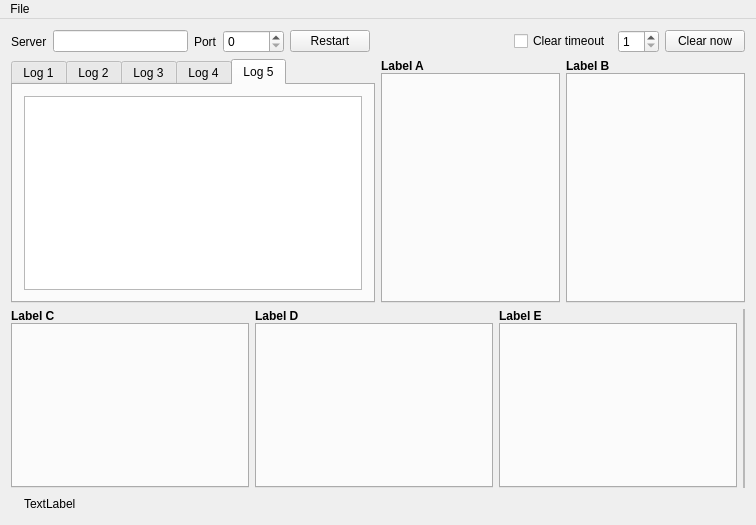
This is console/MainWindow.ui in koas/maurina as Qt 5 draws it before an edit. The edited form follows.
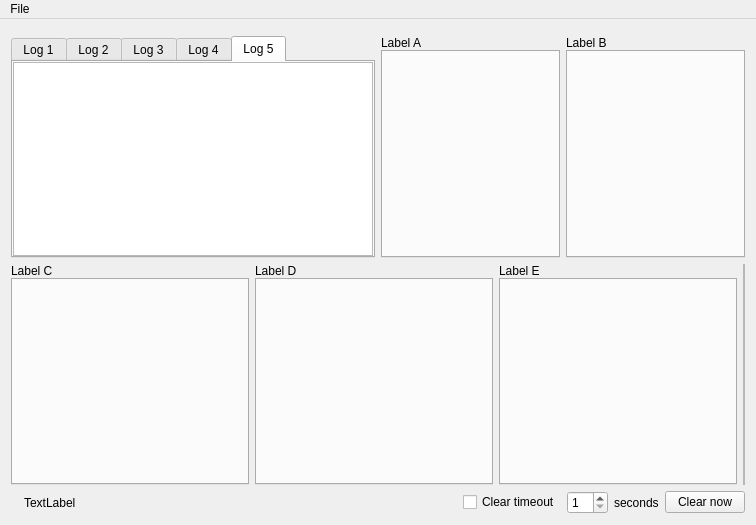
This is the edited form. The open tabs and pages were chosen to show the change. Icons and pictures are not drawn.

```diff
--- a/console/MainWindow.ui
+++ b/console/MainWindow.ui
@@ -46,88 +46,6 @@
        <property name="bottomMargin">
         <number>0</number>
        </property>
-       <item>
-        <layout class="QHBoxLayout" name="horizontalLayout" stretch="0,0,0,0,0,0,0,0,0">
-         <item>
-          <widget class="QLabel" name="label">
-           <property name="text">
-            <string>Server</string>
-           </property>
-          </widget>
-         </item>
-         <item>
-          <widget class="QLineEdit" name="uiServerIp">
-           <property name="maximumSize">
-            <size>
-             <width>135</width>
-             <height>16777215</height>
-            </size>
-           </property>
-          </widget>
-         </item>
-         <item>
-          <widget class="QLabel" name="label_2">
-           <property name="text">
-            <string>Port</string>
-           </property>
-          </widget>
-         </item>
-         <item>
-          <widget class="QSpinBox" name="uiServerPort">
-           <property name="minimumSize">
-            <size>
-             <width>0</width>
-             <height>0</height>
-            </size>
-           </property>
-           <property name="maximum">
-            <number>65535</number>
-           </property>
-          </widget>
-         </item>
-         <item>
-          <widget class="QPushButton" name="uiRestart">
-           <property name="text">
-            <string>Restart</string>
-           </property>
-          </widget>
-         </item>
-         <item>
-          <spacer name="horizontalSpacer">
-           <property name="orientation">
-            <enum>Qt::Horizontal</enum>
-           </property>
-           <property name="sizeHint" stdset="0">
-            <size>
-             <width>40</width>
-             <height>20</height>
-            </size>
-           </property>
-          </spacer>
-         </item>
-         <item>
-          <widget class="QCheckBox" name="uiTimeoutEnabled">
-           <property name="text">
-            <string>Clear timeout</string>
-           </property>
-          </widget>
-         </item>
-         <item>
-          <widget class="QSpinBox" name="uiTimeoutValue">
-           <property name="minimum">
-            <number>1</number>
-           </property>
-          </widget>
-         </item>
-         <item>
-          <widget class="QPushButton" name="uiClearNow">
-           <property name="text">
-            <string>Clear now</string>
-           </property>
-          </widget>
-         </item>
-        </layout>
-       </item>
       </layout>
      </widget>
     </item>
@@ -140,6 +58,9 @@
           <pointsize>9</pointsize>
          </font>
         </property>
+        <property name="autoFillBackground">
+         <bool>false</bool>
+        </property>
         <property name="tabPosition">
          <enum>QTabWidget::North</enum>
         </property>
@@ -160,8 +81,27 @@
           <string>Log 1</string>
          </attribute>
          <layout class="QVBoxLayout" name="verticalLayout_2">
+          <property name="leftMargin">
+           <number>0</number>
+          </property>
+          <property name="topMargin">
+           <number>0</number>
+          </property>
+          <property name="rightMargin">
+           <number>0</number>
+          </property>
+          <property name="bottomMargin">
+           <number>0</number>
+          </property>
           <item>
-           <widget class="QTextEdit" name="uiLog1"/>
+           <widget class="QTextEdit" name="uiLog1">
+            <property name="readOnly">
+             <bool>true</bool>
+            </property>
+            <property name="acceptRichText">
+             <bool>true</bool>
+            </property>
+           </widget>
           </item>
          </layout>
         </widget>
@@ -170,8 +110,24 @@
           <string>Log 2</string>
          </attribute>
          <layout class="QVBoxLayout" name="verticalLayout_3">
+          <property name="leftMargin">
+           <number>0</number>
+          </property>
+          <property name="topMargin">
+           <number>0</number>
+          </property>
+          <property name="rightMargin">
+           <number>0</number>
+          </property>
+          <property name="bottomMargin">
+           <number>0</number>
+          </property>
           <item>
-           <widget class="QTextEdit" name="uiLog2"/>
+           <widget class="QTextEdit" name="uiLog2">
+            <property name="readOnly">
+             <bool>true</bool>
+            </property>
+           </widget>
           </item>
          </layout>
         </widget>
@@ -180,8 +136,24 @@
           <string>Log 3</string>
          </attribute>
          <layout class="QVBoxLayout" name="verticalLayout_4">
+          <property name="leftMargin">
+           <number>0</number>
+          </property>
+          <property name="topMargin">
+           <number>0</number>
+          </property>
+          <property name="rightMargin">
+           <number>0</number>
+          </property>
+          <property name="bottomMargin">
+           <number>0</number>
+          </property>
           <item>
-           <widget class="QTextEdit" name="uiLog3"/>
+           <widget class="QTextEdit" name="uiLog3">
+            <property name="readOnly">
+             <bool>true</bool>
+            </property>
+           </widget>
           </item>
          </layout>
         </widget>
@@ -190,8 +162,24 @@
           <string>Log 4</string>
          </attribute>
          <layout class="QVBoxLayout" name="verticalLayout_5">
+          <property name="leftMargin">
+           <number>0</number>
+          </property>
+          <property name="topMargin">
+           <number>0</number>
+          </property>
+          <property name="rightMargin">
+           <number>0</number>
+          </property>
+          <property name="bottomMargin">
+           <number>0</number>
+          </property>
           <item>
-           <widget class="QTextEdit" name="uiLog4"/>
+           <widget class="QTextEdit" name="uiLog4">
+            <property name="readOnly">
+             <bool>true</bool>
+            </property>
+           </widget>
           </item>
          </layout>
         </widget>
@@ -200,8 +188,30 @@
           <string>Log 5</string>
          </attribute>
          <layout class="QVBoxLayout" name="verticalLayout_6">
+          <property name="leftMargin">
+           <number>0</number>
+          </property>
+          <property name="topMargin">
+           <number>0</number>
+          </property>
+          <property name="rightMargin">
+           <number>0</number>
+          </property>
+          <property name="bottomMargin">
+           <number>0</number>
+          </property>
           <item>
-           <widget class="QTextEdit" name="uiLog5"/>
+           <widget class="QTextEdit" name="uiLog5">
+            <property name="lineWrapMode">
+             <enum>QTextEdit::WidgetWidth</enum>
+            </property>
+            <property name="lineWrapColumnOrWidth">
+             <number>0</number>
+            </property>
+            <property name="readOnly">
+             <bool>true</bool>
+            </property>
+           </widget>
           </item>
          </layout>
         </widget>
@@ -240,8 +250,8 @@
             <widget class="QLabel" name="labelA">
              <property name="font">
               <font>
-               <weight>75</weight>
-               <bold>true</bold>
+               <weight>50</weight>
+               <bold>false</bold>
               </font>
              </property>
              <property name="text">
@@ -267,8 +277,8 @@
             <widget class="QLabel" name="labelB">
              <property name="font">
               <font>
-               <weight>75</weight>
-               <bold>true</bold>
+               <weight>50</weight>
+               <bold>false</bold>
               </font>
              </property>
              <property name="text">
@@ -323,8 +333,8 @@
           <widget class="QLabel" name="labelC">
            <property name="font">
             <font>
-             <weight>75</weight>
-             <bold>true</bold>
+             <weight>50</weight>
+             <bold>false</bold>
             </font>
            </property>
            <property name="text">
@@ -350,8 +360,8 @@
           <widget class="QLabel" name="labelD">
            <property name="font">
             <font>
-             <weight>75</weight>
-             <bold>true</bold>
+             <weight>50</weight>
+             <bold>false</bold>
             </font>
            </property>
            <property name="text">
@@ -373,8 +383,8 @@
           <widget class="QLabel" name="labelE">
            <property name="font">
             <font>
-             <weight>75</weight>
-             <bold>true</bold>
+             <weight>50</weight>
+             <bold>false</bold>
             </font>
            </property>
            <property name="text">
@@ -474,6 +484,34 @@
            </property>
           </spacer>
          </item>
+         <item>
+          <widget class="QCheckBox" name="uiTimeoutEnabled">
+           <property name="text">
+            <string>Clear timeout</string>
+           </property>
+          </widget>
+         </item>
+         <item>
+          <widget class="QSpinBox" name="uiTimeoutValue">
+           <property name="minimum">
+            <number>1</number>
+           </property>
+          </widget>
+         </item>
+         <item>
+          <widget class="QLabel" name="label_3">
+           <property name="text">
+            <string>seconds</string>
+           </property>
+          </widget>
+         </item>
+         <item>
+          <widget class="QPushButton" name="uiClearNow">
+           <property name="text">
+            <string>Clear now</string>
+           </property>
+          </widget>
+         </item>
         </layout>
        </item>
       </layout>
@@ -494,11 +532,14 @@
     <property name="title">
      <string>File</string>
     </property>
-    <addaction name="action_About"/>
+    <addaction name="separator"/>
+    <addaction name="action_Preferences"/>
     <addaction name="separator"/>
     <addaction name="action_HideCntrls"/>
     <addaction name="actionChangeLayout"/>
     <addaction name="separator"/>
+    <addaction name="action_About"/>
+    <addaction name="separator"/>
     <addaction name="actionE_xit"/>
     <addaction name="separator"/>
    </widget>
@@ -524,6 +565,11 @@
     <string>Change &amp;layout</string>
    </property>
   </action>
+  <action name="action_Preferences">
+   <property name="text">
+    <string>&amp;Preferences</string>
+   </property>
+  </action>
  </widget>
  <layoutdefault spacing="6" margin="11"/>
  <resources>
```
Left out of the diff: 16 changed lines with no effect on the pictures.
